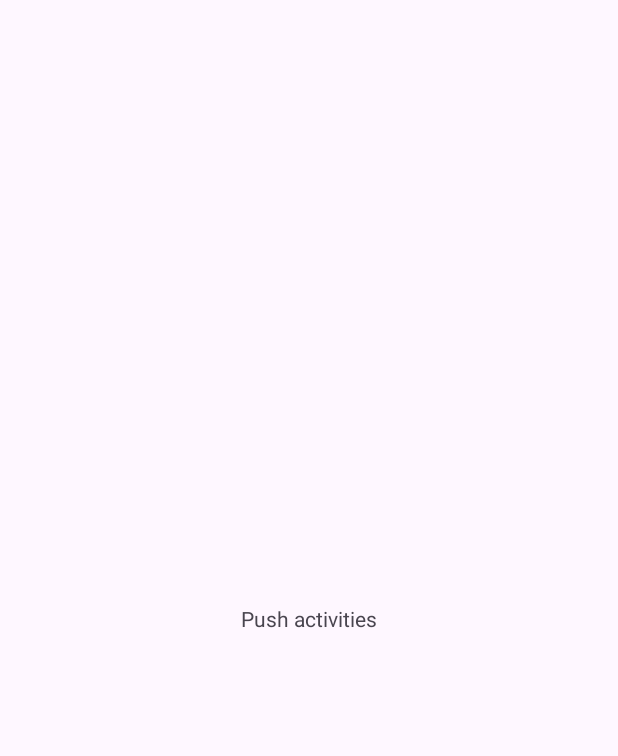
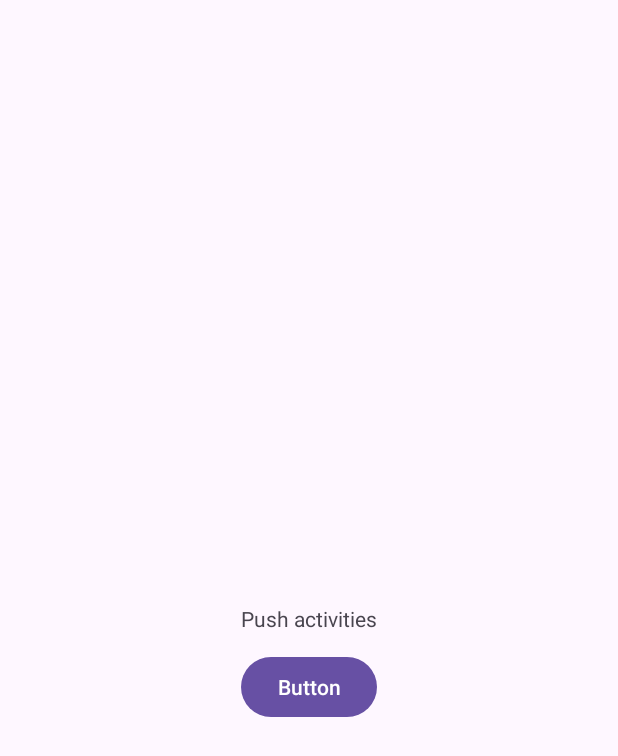
Before and after one commit to deumolo/PushActivitiesExample, an Android app: the screen it shows after launch (MainActivity), on a phone screen of 412 x 824 dp. Before the commit the part shown is almost empty. Shown: the top 756 px of the screen. Run offline under Robolectric (Android 15) with nearby library versions, the phone set to English and light mode, and no system bars.

Commit message:
Added button behavior to main activity

```diff
--- a/app/src/main/java/com/deumolo/pushactivitiesexample/MainActivity.kt
+++ b/app/src/main/java/com/deumolo/pushactivitiesexample/MainActivity.kt
@@ -2,10 +2,21 @@ package com.deumolo.pushactivitiesexample
 
 import androidx.appcompat.app.AppCompatActivity
 import android.os.Bundle
+import android.content.Intent
+import android.widget.Button
 
 class MainActivity : AppCompatActivity() {
+    private lateinit var pushBtn: Button
+
     override fun onCreate(savedInstanceState: Bundle?) {
+
         super.onCreate(savedInstanceState)
         setContentView(R.layout.activity_main)
+
+        pushBtn = findViewById(R.id.pushBtn)
+
+        pushBtn.setOnClickListener {
+            println("Btn pressed")
+        }
     }
 }
--- a/app/src/main/res/layout/activity_main.xml
+++ b/app/src/main/res/layout/activity_main.xml
@@ -7,6 +7,7 @@
     tools:context=".MainActivity">
 
     <TextView
+        android:id="@+id/textView"
         android:layout_width="wrap_content"
         android:layout_height="wrap_content"
         android:text="Push activities"
@@ -15,4 +16,13 @@
         app:layout_constraintStart_toStartOf="parent"
         app:layout_constraintTop_toTopOf="parent" />
 
+    <Button
+        android:id="@+id/pushBtn"
+        android:layout_width="wrap_content"
+        android:layout_height="wrap_content"
+        android:layout_marginTop="12dp"
+        android:text="Button"
+        app:layout_constraintStart_toStartOf="@+id/textView"
+        app:layout_constraintTop_toBottomOf="@+id/textView" />
+
 </androidx.constraintlayout.widget.ConstraintLayout>
```
